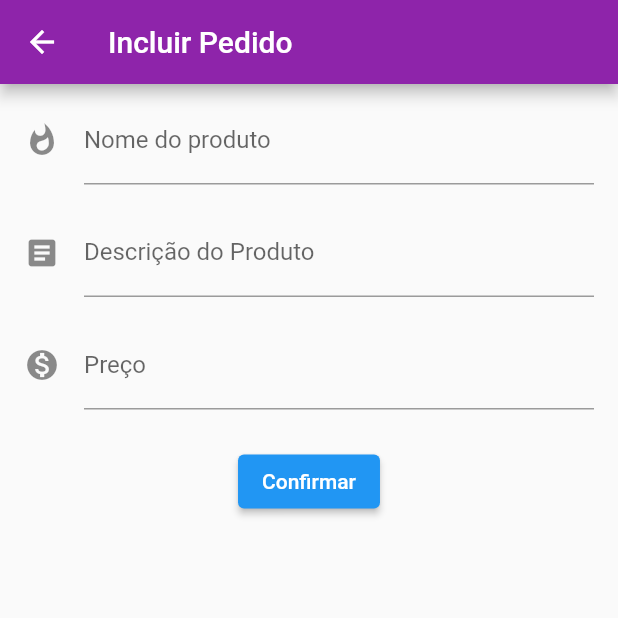
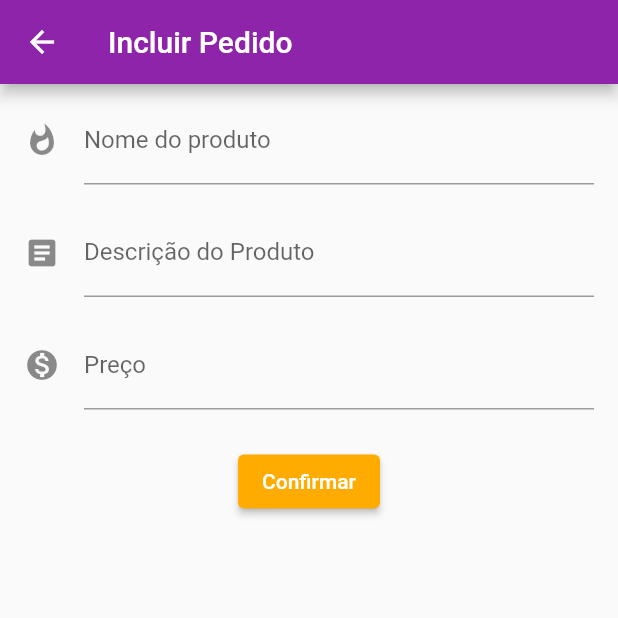
Before and after one commit to gabgmont/MenuApp, a Flutter app: the screen it shows after launch, after a tap on the "add" icon, on a phone screen of 412 x 824 dp, the top half of it. Run offline on Flutter 3.47's test engine with Material 2 defaults, Android fonts, the phone set to English and light mode, and no system bars.

```diff
--- /dev/null
+++ b/lib/components/menu_item.dart
@@ -0,0 +1,48 @@
+import 'package:flutter/material.dart';
+import 'package:test_app/screens/menu.dart';
+
+class MenuItemWidget extends StatelessWidget {
+  final MenuItem _menuItem;
+  MenuItemWidget(this._menuItem);
+
+  @override
+  Widget build(BuildContext context) {
+    return Card(
+      elevation: 3,
+      child: ListTile(
+        leading: Icon(Icons.add_shopping_cart_rounded),
+        title: Text(_menuItem.name.toString()),
+        subtitle: Text(_menuItem.description.toString()),
+        trailing: Text('R\$ ${_menuItem.price.toString()}'),
+      ),
+    );
+  }
+}
+
+// class MenuAddItemWidget extends StatelessWidget {
+//   @override
+//   Widget build(BuildContext context) {
+//     return GestureDetector(
+//       onTap: () {
+//         final Future future =
+//             Navigator.push(context, MaterialPageRoute(builder: (context) {
+//           return AddProductWidget();
+//         }));
+//         future.then((createMenuItem) {
+//           debugPrint('Retornando item do Menu');
+//           debugPrint('$createMenuItem');
+//         });
+//       },
+//       child: Card(
+//         elevation: 3,
+//         child: Container(
+//           child: Padding(
+//             padding: const EdgeInsets.all(16.0),
+//             child: Icon(Icons.add_circle),
+//           ),
+//           alignment: Alignment.center,
+//         ),
+//       ),
+//     );
+//   }
+// }
--- a/lib/main.dart
+++ b/lib/main.dart
@@ -1,4 +1,6 @@
 import 'package:flutter/material.dart';
+
+import 'screens/menu.dart';
 
 void main() => runApp(MenuApp());
 
@@ -10,212 +12,13 @@ class MenuApp extends StatelessWidget {
       theme: ThemeData(
         primaryColor: Colors.purple[600],
         accentColor: Colors.amberAccent[700],
-        buttonTheme: ButtonThemeData(
-          buttonColor: Colors.amberAccent[700],
-          textTheme: ButtonTextTheme.primary,
+        elevatedButtonTheme: ElevatedButtonThemeData(
+          style: ElevatedButton.styleFrom(
+            primary: Colors.amberAccent[700],
+            onPrimary: Colors.white,
+          ),
         ),
       ),
     );
   }
 }
-
-class AddProductWidget extends StatefulWidget {
-  @override
-  AddProductWidgetState createState() => AddProductWidgetState();
-}
-
-class AddProductWidgetState extends State<AddProductWidget> {
-  final TextEditingController _orderNameController = TextEditingController();
-  final TextEditingController _orderDescriptionController =
-      TextEditingController();
-  final TextEditingController _orderValueController = TextEditingController();
-
-  @override
-  Widget build(BuildContext context) {
-    return Scaffold(
-        appBar: AppBar(title: Text('Incluir Pedido')),
-        body: SingleChildScrollView(
-          child: Column(
-            children: [
-              TextEditor(
-                orderName: "Nome do produto",
-                orderHint: "Lanche",
-                controller: _orderNameController,
-                icon: Icons.whatshot,
-              ),
-              TextEditor(
-                orderName: "Descrição do Produto",
-                orderHint: "Pão, hamburguer...",
-                controller: _orderDescriptionController,
-                icon: Icons.article,
-              ),
-              TextEditor(
-                orderName: "Preço",
-                orderHint: "R\$00.00",
-                controller: _orderValueController,
-                icon: Icons.monetization_on,
-                keyboardType: TextInputType.number,
-              ),
-              Padding(
-                padding: const EdgeInsets.all(16.0),
-                child: ElevatedButton(
-                    onPressed: () {
-                      createMenuItem(context);
-                    },
-                    child: Text('Confirmar')),
-              ),
-            ],
-          ),
-        ));
-  }
-
-  void createMenuItem(BuildContext context) {
-    final String menuItemName = _orderNameController.text;
-    final String menuItemDescription = _orderDescriptionController.text;
-    final double menuItemValue = double.tryParse(_orderValueController.text);
-
-    if (menuItemName != "" &&
-        menuItemDescription != "" &&
-        menuItemValue != null) {
-      final menuItem =
-          MenuItem(menuItemName, menuItemDescription, menuItemValue);
-      debugPrint('Criando item do menu');
-      debugPrint('$menuItem');
-      Navigator.pop(context, menuItem);
-    }
-  }
-}
-
-class TextEditor extends StatelessWidget {
-  final TextEditingController controller;
-  final orderName;
-  final orderHint;
-  final IconData icon;
-  final TextInputType keyboardType;
-
-  TextEditor(
-      {this.controller,
-      this.orderName,
-      this.orderHint,
-      this.icon,
-      this.keyboardType});
-
-  @override
-  Widget build(BuildContext context) {
-    return Padding(
-      padding: const EdgeInsets.fromLTRB(16.0, 8.0, 16.0, 8.0),
-      child: TextField(
-        keyboardType: keyboardType,
-        controller: controller,
-        style: TextStyle(fontSize: 16.0),
-        decoration: InputDecoration(
-            icon: Icon(icon), labelText: orderName, hintText: orderHint),
-      ),
-    );
-  }
-}
-
-class MenuWidget extends StatefulWidget {
-  final List<MenuItem> _menuList = [];
-
-  @override
-  State<StatefulWidget> createState() {
-    return MenuWidgetState();
-  }
-}
-
-class MenuWidgetState extends State<MenuWidget> {
-  @override
-  Widget build(BuildContext context) {
-    debugPrint('LISTA DE ITENS NO MENU ${widget._menuList}');
-
-    return Scaffold(
-      appBar: AppBar(title: Text('Cardápio')),
-      body: ListView.builder(
-        itemCount: widget._menuList.length,
-        itemBuilder: (context, index) {
-          final menuItem = widget._menuList[index];
-          debugPrint('CRIANDO UM NOVO ITEM NO MENU $widget._menuList[index]');
-          return MenuItemWidget(menuItem);
-        },
-      ),
-      floatingActionButton: FloatingActionButton(
-        onPressed: () {
-          final Future future =
-              Navigator.push(context, MaterialPageRoute(builder: (context) {
-            return AddProductWidget();
-          }));
-          future.then((createMenuItem) {
-            debugPrint('Retornando item do Menu');
-            debugPrint('$createMenuItem');
-            if (createMenuItem != null) {
-              setState(() => widget._menuList.add(createMenuItem));
-            }
-            debugPrint('LISTA DE ITENS ${widget._menuList}');
-          });
-        },
-        child: Icon(Icons.add),
-      ),
-    );
-  }
-}
-
-class MenuItem {
-  final String name;
-  final String description;
-  final double price;
-
-  MenuItem(this.name, this.description, this.price);
-
-  @override
-  String toString() {
-    return 'MenuItem{name: $name, description: $description, price: $price}';
-  }
-}
-
-class MenuItemWidget extends StatelessWidget {
-  final MenuItem _menuItem;
-
-  MenuItemWidget(this._menuItem);
-
-  @override
-  Widget build(BuildContext context) {
-    return Card(
-      elevation: 3,
-      child: ListTile(
-        leading: Icon(Icons.add_shopping_cart_rounded),
-        title: Text(_menuItem.name.toString()),
-        subtitle: Text(_menuItem.description.toString()),
-        trailing: Text('R\$ ${_menuItem.price.toString()}'),
-      ),
-    );
-  }
-}
-
-// class MenuAddItemWidget extends StatelessWidget {
-//   @override
-//   Widget build(BuildContext context) {
-//     return GestureDetector(
-//       onTap: () {
-//         final Future future =
-//             Navigator.push(context, MaterialPageRoute(builder: (context) {
-//           return AddProductWidget();
-//         }));
-//         future.then((createMenuItem) {
-//           debugPrint('Retornando item do Menu');
-//           debugPrint('$createMenuItem');
-//         });
-//       },
-//       child: Card(
-//         elevation: 3,
-//         child: Container(
-//           child: Padding(
-//             padding: const EdgeInsets.all(16.0),
-//             child: Icon(Icons.add_circle),
-//           ),
-//           alignment: Alignment.center,
-//         ),
-//       ),
-//     );
-//   }
-// }
--- /dev/null
+++ b/lib/models/text_editor.dart
@@ -0,0 +1,33 @@
+import 'package:flutter/material.dart';
+
+class TextEditor extends StatelessWidget {
+  final TextEditingController controller;
+  final orderName;
+  final orderHint;
+  final IconData icon;
+  final TextInputType keyboardType;
+
+  TextEditor(
+      {this.controller,
+      this.orderName,
+      this.orderHint,
+      this.icon,
+      this.keyboardType});
+
+  @override
+  Widget build(BuildContext context) {
+    return Padding(
+      padding: const EdgeInsets.fromLTRB(16.0, 8.0, 16.0, 8.0),
+      child: TextField(
+        keyboardType: keyboardType,
+        controller: controller,
+        style: TextStyle(fontSize: 16.0),
+        decoration: InputDecoration(
+          icon: Icon(icon),
+          labelText: orderName,
+          hintText: orderHint,
+        ),
+      ),
+    );
+  }
+}
--- /dev/null
+++ b/lib/screens/menu.dart
@@ -0,0 +1,61 @@
+import 'package:flutter/material.dart';
+import 'package:test_app/components/menu_item.dart';
+
+import 'order.dart';
+
+const _appBarLabel = 'Cardápio';
+
+class MenuWidget extends StatefulWidget {
+  final List<MenuItem> _menuList = [];
+
+  @override
+  State<StatefulWidget> createState() {
+    return MenuWidgetState();
+  }
+}
+
+class MenuWidgetState extends State<MenuWidget> {
+  @override
+  Widget build(BuildContext context) {
+    return Scaffold(
+      appBar: AppBar(title: Text(_appBarLabel)),
+      body: ListView.builder(
+        itemCount: widget._menuList.length,
+        itemBuilder: (context, index) {
+          final menuItem = widget._menuList[index];
+          return MenuItemWidget(menuItem);
+        },
+      ),
+      floatingActionButton: FloatingActionButton(
+        onPressed: () {
+          Navigator.push(context, MaterialPageRoute(builder: (context) {
+            return AddProductWidget();
+          })).then((createMenuItem) => updateMenuList(createMenuItem));
+        },
+        child: Icon(
+          Icons.add,
+          color: Colors.white,
+        ),
+      ),
+    );
+  }
+
+  void updateMenuList(createMenuItem) {
+    if (createMenuItem != null) {
+      setState(() => widget._menuList.add(createMenuItem));
+    }
+  }
+}
+
+class MenuItem {
+  final String name;
+  final String description;
+  final double price;
+
+  MenuItem(this.name, this.description, this.price);
+
+  @override
+  String toString() {
+    return 'MenuItem{name: $name, description: $description, price: $price}';
+  }
+}
--- /dev/null
+++ b/lib/screens/order.dart
@@ -0,0 +1,81 @@
+import 'package:flutter/material.dart';
+import 'package:test_app/models/text_editor.dart';
+
+import 'menu.dart';
+
+const _appBarLabel = 'Incluir Pedido';
+
+const _productName = "Nome do produto";
+const _productNameHint = "Lanche";
+
+const _productDescription = "Descrição do Produto";
+const _productDescriptionHint = "Pão, hamburguer...";
+
+const _productValue = "Preço";
+const _productValueHint = "R\$00.00";
+
+const _confirmButton = 'Confirmar';
+
+class AddProductWidget extends StatefulWidget {
+  @override
+  AddProductWidgetState createState() => AddProductWidgetState();
+}
+
+class AddProductWidgetState extends State<AddProductWidget> {
+  final TextEditingController _orderNameController = TextEditingController();
+  final TextEditingController _orderDescriptionController =
+      TextEditingController();
+  final TextEditingController _orderValueController = TextEditingController();
+
+  @override
+  Widget build(BuildContext context) {
+    return Scaffold(
+        appBar: AppBar(title: Text(_appBarLabel)),
+        body: SingleChildScrollView(
+          child: Column(children: [
+            TextEditor(
+              orderName: _productName,
+              orderHint: _productNameHint,
+              controller: _orderNameController,
+              icon: Icons.whatshot,
+            ),
+            TextEditor(
+              orderName: _productDescription,
+              orderHint: _productDescriptionHint,
+              controller: _orderDescriptionController,
+              icon: Icons.article,
+            ),
+            TextEditor(
+              orderName: _productValue,
+              orderHint: _productValueHint,
+              controller: _orderValueController,
+              icon: Icons.monetization_on,
+              keyboardType: TextInputType.number,
+            ),
+            Padding(
+              padding: const EdgeInsets.all(16.0),
+              child: ElevatedButton(
+                onPressed: () {
+                  createMenuItem(context);
+                },
+                child: Text(_confirmButton),
+              ),
+            ),
+          ]),
+        ));
+  }
+
+  void createMenuItem(BuildContext context) {
+    final String menuItemName = _orderNameController.text;
+    final String menuItemDescription = _orderDescriptionController.text;
+    final double menuItemValue = double.tryParse(_orderValueController.text);
+
+    if (menuItemName != "" &&
+        menuItemDescription != "" &&
+        menuItemValue != null) {
+      final menuItem =
+          MenuItem(menuItemName, menuItemDescription, menuItemValue);
+      Navigator.pop(context, menuItem);
+    }
+  }
+}
```
Also changed, not shown: 1 other file.
